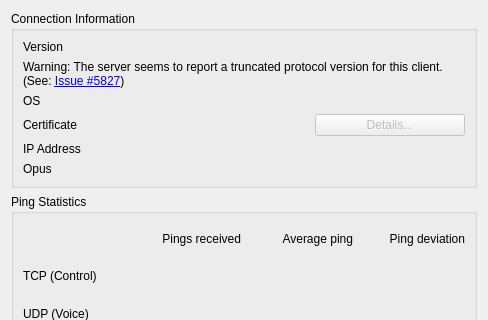
The window that src/mumble/UserInformation.ui (Hartmnt/mumble) describes before a commit, drawn with Qt 5; both pictures show x 0 to 488 and y 0 to 320 of the 488 by 658 pixel window.
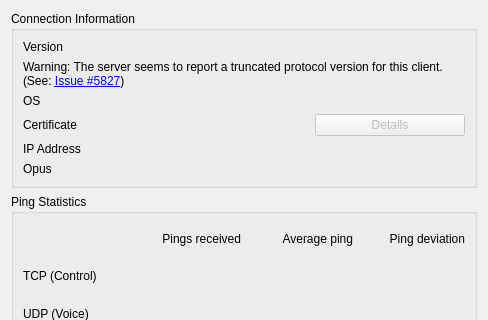
The same window after the commit. Custom widgets are drawn as their Qt base class.

Commit message: FIX(ui): Update menu items to comform to design standards

```diff
--- a/src/mumble/UserInformation.ui
+++ b/src/mumble/UserInformation.ui
@@ -142,7 +142,7 @@
          </size>
         </property>
         <property name="text">
-         <string>Details...</string>
+         <string>Details</string>
         </property>
        </widget>
       </item>
```
The commit also changes 3 other files.
